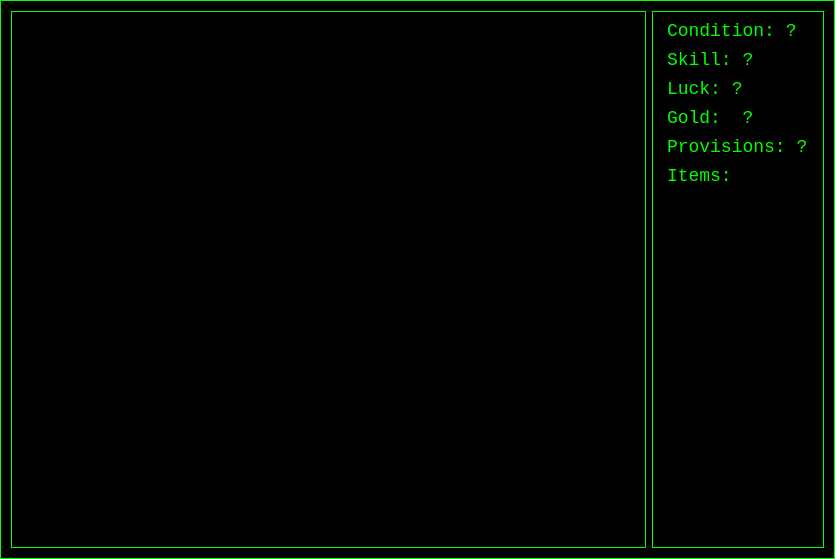
Before: the Qt Designer form QtCreator/qtgamedialog.ui in richelbilderbeek/HetRoversnest, drawn with Qt 5.
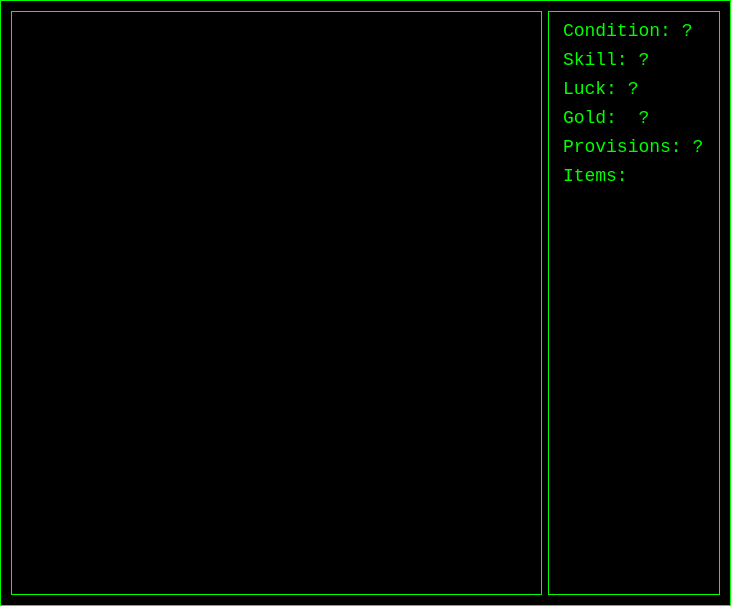
After: the same form once the commit is applied. Icons and pictures are not drawn.

Commit message: Added color picture

Diff of the .ui file:
```diff
--- a/QtCreator/qtgamedialog.ui
+++ b/QtCreator/qtgamedialog.ui
@@ -6,8 +6,8 @@
    <rect>
     <x>0</x>
     <y>0</y>
-    <width>835</width>
-    <height>559</height>
+    <width>731</width>
+    <height>606</height>
    </rect>
   </property>
   <property name="windowTitle">
```
Left out of the diff: 4 changed lines with no effect on the pictures. The commit also changes 2 other files.
